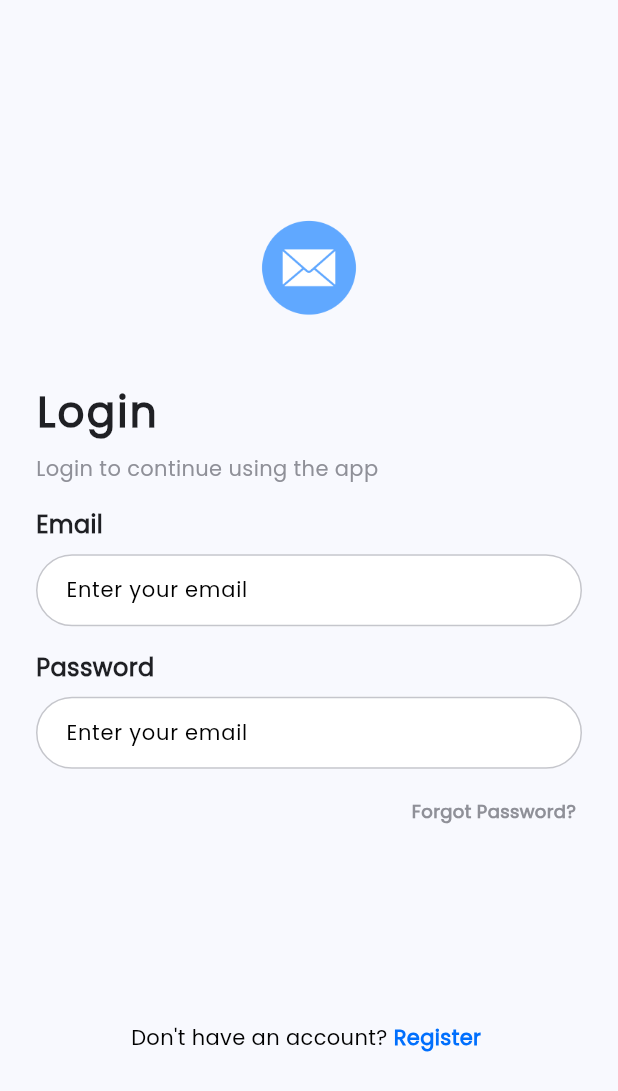
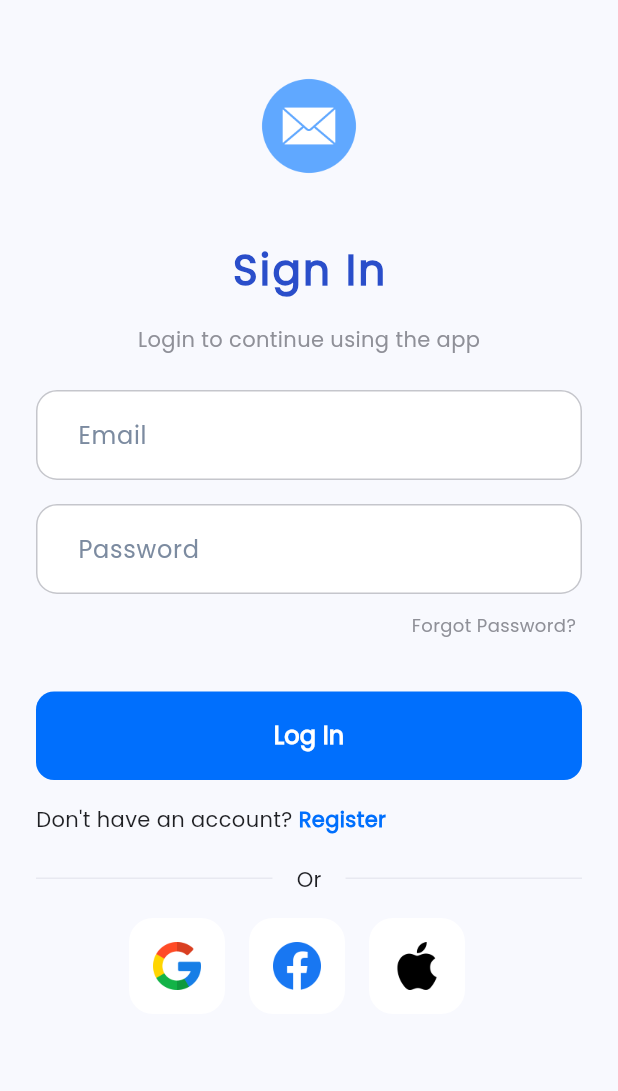
Before and after one commit to RkrSukant/sukant_flutter_boilerplate, a Flutter app: the LoginScreen screen opened by its route, on a phone screen of 412 x 824 dp. Shown: the top 1091 px of the screen. Run offline on Flutter 3.47's test engine with Material 3 defaults, Android fonts, the phone set to English and light mode, and no system bars; our stand-ins replace auto_route, connectivity_plus, dio, equatable, floor, flutter_easyloading and 7 more; accounts and stored records are empty; generated files the repository leaves out were written again.

Commit message:
Design for Login screen changed

```diff
--- a/lib/features/auth/presentation/screens/login_screen.dart
+++ b/lib/features/auth/presentation/screens/login_screen.dart
@@ -1,11 +1,13 @@
 import 'package:auto_route/annotations.dart';
 import 'package:flutter/material.dart';
 import 'package:flutter_riverpod/flutter_riverpod.dart';
+import 'package:sukant_flutter_boilerplate/shared/helpers/colors.dart';
 import 'package:sukant_flutter_boilerplate/shared/helpers/dimens.dart';
 import 'package:sukant_flutter_boilerplate/shared/helpers/image_constants.dart';
 import 'package:sukant_flutter_boilerplate/shared/helpers/strings.dart';
 import 'package:sukant_flutter_boilerplate/shared/helpers/text_styles.dart';
 import 'package:sukant_flutter_boilerplate/shared/helpers/utils.dart';
+import 'package:sukant_flutter_boilerplate/shared/widgets/rounded_filled_button.dart';
 import 'package:sukant_flutter_boilerplate/shared/widgets/text_field_widget.dart';
 
 @RoutePage()
@@ -26,6 +28,7 @@ class _LoginScreenState extends ConsumerState<LoginScreen> {
         child: Scaffold(
           body: Padding(
             padding: const EdgeInsets.all(Dimens.spacing_24),
+            child: SingleChildScrollView(
               child: Column(
                 mainAxisSize: MainAxisSize.max,
                 mainAxisAlignment: MainAxisAlignment.center,
@@ -37,35 +40,39 @@ class _LoginScreenState extends ConsumerState<LoginScreen> {
                     width: Dimens.spacing_120,
                   ),
                   addVerticalSpace(Dimens.spacing_16),
+                  loginWidget(),
+                ],
+              ),
+            ),
+          ),
+        ));
+  }
+
+  Widget loginWidget() {
+    return Column(
+      mainAxisSize: MainAxisSize.min,
+      mainAxisAlignment: MainAxisAlignment.center,
+      crossAxisAlignment: CrossAxisAlignment.center,
+      children: [
         const Text(
-              Strings.login,
-              style: text1F2024s32w900,
+          Strings.signIn,
+          style: text2A4ECAs32w700,
         ),
-            addVerticalSpace(Dimens.spacing_8),
+        addVerticalSpace(Dimens.spacing_16),
         const Text(
           Strings.loginMsg,
           style: text8F9098s14w500,
         ),
+        addVerticalSpace(Dimens.spacing_24),
+        CustomTextField(
+            textController: _emailController, hintText: Strings.email),
         addVerticalSpace(Dimens.spacing_16),
-            const Text(
-              Strings.email,
-              style: text1F2024s16w600,
+        CustomTextField(
+          textController: _passwordController,
+          hintText: Strings.password,
+          obscureText: true,
         ),
         addVerticalSpace(Dimens.spacing_8),
-            CustomTextField(
-                textController: _emailController, hintText: Strings.enterEmail),
-            addVerticalSpace(Dimens.spacing_16),
-            const Text(
-              Strings.password,
-              style: text1F2024s16w600,
-            ),
-            addVerticalSpace(Dimens.spacing_8),
-            CustomTextField(
-              textController: _passwordController,
-              hintText: Strings.enterEmail,
-              obscureText: true,
-            ),
-            addVerticalSpace(Dimens.spacing_16),
         Row(
           mainAxisAlignment: MainAxisAlignment.end,
           children: [
@@ -75,35 +82,79 @@ class _LoginScreenState extends ConsumerState<LoginScreen> {
                   padding: EdgeInsets.all(Dimens.spacing_4),
                   child: Text(
                     Strings.forgotPassword,
-                        style: text8F9098s12w700,
+                    style: text8F9098s12w400,
                   ),
                 )),
           ],
         ),
-            addVerticalSpace(Dimens.spacing_16),
-            //todo button
-            addVerticalSpace(Dimens.spacing_36),
-            //todo login
-            addVerticalSpace(Dimens.spacing_24),
-            //todo SSO buttons
-            addVerticalSpace(Dimens.spacing_48),
+        addVerticalSpace(Dimens.spacing_32),
+        RoundedFilledButtonWidget(text: Strings.login, onPress: () {}),
+        addVerticalSpace(Dimens.spacing_12),
         Row(
-              mainAxisAlignment: MainAxisAlignment.center,
+          mainAxisAlignment: MainAxisAlignment.start,
           mainAxisSize: MainAxisSize.max,
           children: [
-                const Text(Strings.dontHaveAnAccount),
+            const Text(
+              Strings.dontHaveAnAccount,
+              style: text1F2024s14w400,
+            ),
             InkWell(
-                  onTap:(){},
+              onTap: () {},
               child: const Padding(
                 padding: EdgeInsets.all(Dimens.spacing_4),
-                    child: Text(Strings.register, style: text006FFDs14w600,),
+                child: Text(
+                  Strings.register,
+                  style: text006FFDs14w600,
+                ),
               ),
             ),
           ],
         ),
+        addVerticalSpace(Dimens.spacing_16),
+        Row(
+          children: [
+            addDivider(),
+            addHorizontalSpace(Dimens.spacing_16),
+            const Text(
+              "Or",
+              style: text1F2024s14w400,
+            ),
+            addHorizontalSpace(Dimens.spacing_16),
+            addDivider(),
           ],
         ),
+        addVerticalSpace(Dimens.spacing_16),
+        Row(
+          mainAxisAlignment: MainAxisAlignment.center,
+          children: [
+            ssoLoginWidget(ImageConstants.icGoogle, () {}),
+            addHorizontalSpace(Dimens.spacing_16),
+            ssoLoginWidget(ImageConstants.icFacebook, () {}),
+            addHorizontalSpace(Dimens.spacing_16),
+            ssoLoginWidget(ImageConstants.icApple, () {}),
+            addHorizontalSpace(Dimens.spacing_16),
+          ],
+        )
+      ],
+    );
+  }
+
+  Widget ssoLoginWidget(String image, Function() callback) {
+    return InkWell(
+      onTap: callback,
+      child: Container(
+        decoration: BoxDecoration(
+            color: AppColors.whiteFFFFFF,
+            borderRadius: BorderRadius.circular(Dimens.spacing_16)),
+        child: Padding(
+          padding: const EdgeInsets.all(Dimens.spacing_16),
+          child: Image.asset(
+            image,
+            height: Dimens.spacing_32,
+            width: Dimens.spacing_32,
           ),
-    ));
+        ),
+      ),
+    );
   }
 }
--- a/lib/shared/helpers/app_theme.dart
+++ b/lib/shared/helpers/app_theme.dart
@@ -14,8 +14,8 @@ class AppTheme {
       visualDensity: VisualDensity.adaptivePlatformDensity,
       colorScheme: ColorScheme.fromSwatch().copyWith(
         secondary: colors.secondaryColor,
-        surface: colors.whiteFFFFFF,
-        surfaceTint: colors.whiteFFFFFF,
+        surface: colors.whiteRgbaFFFFFF,
+        surfaceTint: colors.whiteRgbaFFFFFF,
       ),
       dividerTheme: const DividerThemeData(
         color: AppColors.greyE8E9F1,
--- a/lib/shared/helpers/colors.dart
+++ b/lib/shared/helpers/colors.dart
@@ -4,7 +4,7 @@ import 'package:flutter/material.dart';
 class AppColors{
   final backGroundColor = const Color(0xFFF8F9FE);
   final secondaryColor = const Color(0xFFFFFFFF);
-  final whiteFFFFFF = const Color(0xFFFFFFFF);
+  final whiteRgbaFFFFFF = const Color(0xFFFFFFFF);
 
   //TOAST COLORS
   static const blue006FFD = Color.fromRGBO(0, 111, 253, 1.0);
@@ -13,10 +13,14 @@ class AppColors{
   static const redC51523 = Color.fromRGBO(197, 21, 35, 1.0);
 
 
+  static const whiteFFFFFF = Color.fromRGBO(255, 255, 255, 1.0);
   static const black1F2024 = Color.fromRGBO(31, 32, 36, 1);
+  static const black7C8BA0 = Color.fromRGBO(124, 139, 160, 1.0);
   static const black8F9098 = Color.fromRGBO(143, 144, 152, 1);
   static const greyE8E9F1 = Color.fromRGBO(232, 233, 241, 1.0);
   static const blackC5C6CC = Color.fromRGBO(197, 198, 204, 1);
+
+  static const blue2A4ECA = Color.fromRGBO(42, 78, 202, 1.0);
 
   static const redED3241 = Color(0xFFED3241);
 
--- a/lib/shared/helpers/dimens.dart
+++ b/lib/shared/helpers/dimens.dart
@@ -4,8 +4,11 @@ class Dimens {
   static const double spacing_48 = 48.0;
   static const double spacing_40 = 40.0;
   static const double spacing_36 = 36.0;
+  static const double spacing_32 = 32.0;
   static const double spacing_24 = 24.0;
+  static const double spacing_18 = 18.0;
   static const double spacing_16 = 16.0;
+  static const double spacing_14 = 14.0;
   static const double spacing_12 = 12.0;
   static const double spacing_8 = 8.0;
   static const double spacing_4 = 4.0;
--- a/lib/shared/helpers/image_constants.dart
+++ b/lib/shared/helpers/image_constants.dart
@@ -1,4 +1,7 @@
 class ImageConstants{
   static const icAppIcon = "assets/drawable/ic_app_icon.png";
   static const icFlutter = "assets/drawable/ic_flutter.png";
+  static const icGoogle = "assets/drawable/ic_google.png";
+  static const icFacebook = "assets/drawable/ic_facebook.png";
+  static const icApple = "assets/drawable/ic_apple.png";
 }
--- a/lib/shared/helpers/strings.dart
+++ b/lib/shared/helpers/strings.dart
@@ -6,7 +6,8 @@ class Strings {
       'Slow or no internet connection. Please check your internet settings.';
   static const String somethingWentWrong = 'Something went wrong!';
 
-  static const String login = 'Login';
+  static const String signIn = 'Sign In';
+  static const String login = 'Log In';
   static const String register = 'Register';
   static const String loginMsg = 'Login to continue using the app';
   static const String email = 'Email';
--- a/lib/shared/helpers/text_styles.dart
+++ b/lib/shared/helpers/text_styles.dart
@@ -2,19 +2,19 @@ import 'package:flutter/material.dart';
 import 'package:sukant_flutter_boilerplate/shared/helpers/colors.dart';
 import 'package:sukant_flutter_boilerplate/shared/helpers/dimens.dart';
 
-const TextStyle text1F2024s14w400 = TextStyle(
+const TextStyle text1F2024s16w400 = TextStyle(
     color: AppColors.black1F2024,
     fontWeight: FontWeight.w400,
-    fontSize: Dimens.textSize_14);
+    fontSize: Dimens.textSize_16);
 
 const TextStyle text1F2024s12w700 = TextStyle(
     color: AppColors.black1F2024,
     fontWeight: FontWeight.w700,
     fontSize: Dimens.textSize_12);
 
-const TextStyle text1F2024s32w900 = TextStyle(
-    color: AppColors.black1F2024,
-    fontWeight: FontWeight.w900,
+const TextStyle text2A4ECAs32w700 = TextStyle(
+    color: AppColors.blue2A4ECA,
+    fontWeight: FontWeight.w700,
     letterSpacing: 1.5,
     fontSize: Dimens.textSize_28);
 
@@ -28,12 +28,32 @@ const TextStyle text8F9098s14w500 = TextStyle(
     fontWeight: FontWeight.w500,
     fontSize: Dimens.textSize_14);
 
-const TextStyle text8F9098s12w700 = TextStyle(
+const TextStyle text8F9098s12w400 = TextStyle(
     color: AppColors.black8F9098,
-    fontWeight: FontWeight.w700,
+    fontWeight: FontWeight.w400,
     fontSize: Dimens.textSize_12);
 
 const TextStyle text006FFDs14w600 = TextStyle(
     color: AppColors.blue006FFD,
     fontWeight: FontWeight.w600,
     fontSize: Dimens.textSize_14);
+
+const TextStyle text006FFDs14w500 = TextStyle(
+    color: AppColors.blue006FFD,
+    fontWeight: FontWeight.w500,
+    fontSize: Dimens.textSize_14);
+
+const TextStyle text1F2024s14w400 = TextStyle(
+    color: AppColors.black1F2024,
+    fontWeight: FontWeight.w400,
+    fontSize: Dimens.textSize_14);
+
+const TextStyle textFFFFFFs16w600 = TextStyle(
+    color: AppColors.whiteFFFFFF,
+    fontWeight: FontWeight.w600,
+    fontSize: Dimens.textSize_16);
+
+const TextStyle text7C8BA0s16w400 = TextStyle(
+    color: AppColors.black7C8BA0,
+    fontWeight: FontWeight.w400,
+    fontSize: Dimens.textSize_16);
--- a/lib/shared/helpers/utils.dart
+++ b/lib/shared/helpers/utils.dart
@@ -17,10 +17,12 @@ Widget addHorizontalSpace(double width) {
 }
 
 Widget addDivider({Color color = AppColors.greyE8E9F1}) {
-  return Divider(
-    height: 0,
-    thickness: 1,
-    color: color,
+  return Expanded(
+    child: Divider(
+      height: 0,
+      thickness: 1,
+      color: color,
+    ),
   );
 }
 
--- /dev/null
+++ b/lib/shared/widgets/rounded_filled_button.dart
@@ -0,0 +1,58 @@
+import 'package:flutter/material.dart';
+import 'package:sukant_flutter_boilerplate/shared/helpers/colors.dart';
+import 'package:sukant_flutter_boilerplate/shared/helpers/dimens.dart';
+import 'package:sukant_flutter_boilerplate/shared/helpers/text_styles.dart';
+
+class RoundedFilledButtonWidget extends StatefulWidget {
+  final String text;
+  final Color? buttonColor;
+  final bool disable;
+
+  final VoidCallback onPress;
+
+  const RoundedFilledButtonWidget({
+    super.key,
+    required this.text,
+    this.disable = false,
+    required this.onPress,
+    this.buttonColor,
+  });
+
+  @override
+  State<RoundedFilledButtonWidget> createState() =>
+      _RoundedFilledButtonWidgetState();
+}
+
+class _RoundedFilledButtonWidgetState extends State<RoundedFilledButtonWidget> {
+  Color color = AppColors.blue006FFD;
+
+  @override
+  void initState() {
+    super.initState();
+      color = widget.buttonColor ?? AppColors.blue006FFD;
+  }
+
+  @override
+  Widget build(BuildContext context) {
+    return SizedBox(
+      width: double.infinity,
+      child: ElevatedButton(
+        style: ElevatedButton.styleFrom(
+          backgroundColor:
+          widget.disable ? AppColors.black8F9098 : color,
+          elevation: Dimens.spacing_0,
+          shape: RoundedRectangleBorder(
+              borderRadius: BorderRadius.circular(Dimens.spacing_12)),
+        ),
+        onPressed: widget.disable ? null : widget.onPress,
+        child: Padding(
+          padding: const EdgeInsets.all(Dimens.spacing_18),
+          child: Text(
+            widget.text,
+            style: textFFFFFFs16w600,
+          ),
+        ),
+      ),
+    );
+  }
+}
--- /dev/null
+++ b/lib/shared/widgets/rounded_outlined_button.dart
@@ -0,0 +1,40 @@
+import 'package:flutter/material.dart';
+import 'package:sukant_flutter_boilerplate/shared/helpers/colors.dart';
+import 'package:sukant_flutter_boilerplate/shared/helpers/dimens.dart';
+import 'package:sukant_flutter_boilerplate/shared/helpers/text_styles.dart';
+
+class RoundedOutlinedButton extends StatelessWidget {
+  final String text;
+  final VoidCallback onPress;
+
+  const RoundedOutlinedButton(
+      {super.key, required this.text, required this.onPress});
+
+  @override
+  Widget build(BuildContext context) {
+    return SizedBox(
+      width: double.infinity,
+      height: Dimens.spacing_40,
+      child: OutlinedButton(
+        onPressed: onPress,
+        style: OutlinedButton.styleFrom(
+          side: const BorderSide(
+            width: 1.0,
+            color: AppColors.blue006FFD,
+            style: BorderStyle.solid,
+          ),
+          elevation: Dimens.spacing_0,
+          shape: RoundedRectangleBorder(
+            borderRadius: BorderRadius.circular(Dimens.spacing_12),
+          ),
+        ),
+        child: Row(
+          mainAxisAlignment: MainAxisAlignment.center,
+          children: [
+            Text(text, style: text006FFDs14w600),
+          ],
+        ),
+      ),
+    );
+  }
+}
--- a/lib/shared/widgets/text_field_widget.dart
+++ b/lib/shared/widgets/text_field_widget.dart
@@ -12,6 +12,8 @@ class CustomTextField extends StatelessWidget {
   final bool obscureText;
   final bool isEnabled;
   final bool isReadOnly;
+  final bool isPassword;
+  final double borderRadius;
   final Function(String)? onChanged;
   final Function()? onTap;
   final List<TextInputFormatter>? inputFormatters;
@@ -26,6 +28,8 @@ class CustomTextField extends StatelessWidget {
     this.obscureText = false,
     this.isEnabled = true,
     this.isReadOnly = false,
+    this.isPassword = false,
+    this.borderRadius = Dimens.spacing_14,
     this.decoration,
     this.onChanged,
     this.onTap,
@@ -35,11 +39,12 @@ class CustomTextField extends StatelessWidget {
   @override
   Widget build(BuildContext context) {
     return TextField(
-      style: text1F2024s14w400,
+      style: text1F2024s16w400,
       keyboardType: inputType,
       controller: textController,
       enabled: isEnabled,
       readOnly: isReadOnly,
+      obscureText: isPassword,
       inputFormatters: inputFormatters ?? [],
       onChanged: (onChanged != null) ? onChanged : (value) {},
       onTap: (onTap != null) ? onTap : () {},
@@ -48,28 +53,28 @@ class CustomTextField extends StatelessWidget {
           : InputDecoration(
               errorText: hasError ? "" : null,
               errorStyle: const TextStyle(fontSize: 0),
-              border: OutlineInputBorder(
-                borderSide:
-                    const BorderSide(color: AppColors.blackC5C6CC),
-                borderRadius: BorderRadius.circular(Dimens.spacing_120),
-              ),
               contentPadding: const EdgeInsets.symmetric(
-                  vertical: Dimens.spacing_12, horizontal: Dimens.spacing_16),
+                  vertical: Dimens.spacing_18, horizontal: Dimens.spacing_24),
               filled: true,
               hintText: hintText,
-              fillColor: const AppColors().whiteFFFFFF,
+              hintStyle: text7C8BA0s16w400,
+              fillColor: const AppColors().whiteRgbaFFFFFF,
+              hoverColor: const AppColors().whiteRgbaFFFFFF,
+              border: OutlineInputBorder(
+                borderSide: const BorderSide(color: AppColors.blackC5C6CC),
+                borderRadius: BorderRadius.circular(borderRadius),
+              ),
               enabledBorder: OutlineInputBorder(
-                borderSide:
-                    const BorderSide(color: AppColors.blackC5C6CC),
-                borderRadius: BorderRadius.circular(Dimens.spacing_120),
+                borderSide: const BorderSide(color: AppColors.blackC5C6CC),
+                borderRadius: BorderRadius.circular(borderRadius),
               ),
               errorBorder: OutlineInputBorder(
                 borderSide: const BorderSide(color: AppColors.redED3241),
-                borderRadius: BorderRadius.circular(Dimens.spacing_120),
+                borderRadius: BorderRadius.circular(borderRadius),
               ),
               focusedBorder: OutlineInputBorder(
                   borderSide: const BorderSide(color: AppColors.blue006FFD),
-                  borderRadius: BorderRadius.circular(Dimens.spacing_120)),
+                  borderRadius: BorderRadius.circular(borderRadius)),
             ),
     );
   }
```
Also changed, not shown: assets/drawable/ic_apple.png (added), assets/drawable/ic_facebook.png (added), assets/drawable/ic_google.png (added). Lines whose indentation alone changed are shown as unchanged.
